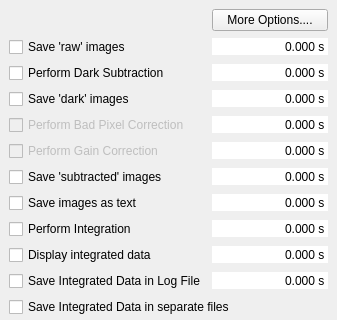
Qt form source/qxrdcorrectiondialog.ui (guyjennings/qxrd) before a commit; both pictures show x 0 to 337 and y 0 to 320 of the 337 by 495 pixel window.
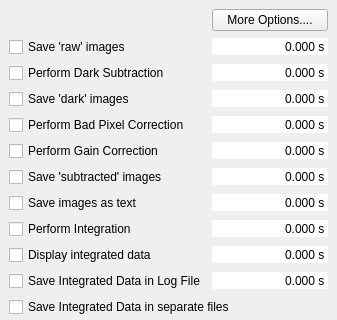
The same form after that commit.

Commit message: Added user interface and implementation of gain correction (flat field correction)

Patch:
```diff
--- a/source/qxrdcorrectiondialog.ui
+++ b/source/qxrdcorrectiondialog.ui
@@ -120,7 +120,7 @@
     <item row="4" column="0">
      <widget class="QCheckBox" name="m_PerformBadPixels">
       <property name="enabled">
-       <bool>false</bool>
+       <bool>true</bool>
       </property>
       <property name="toolTip">
        <string>Do Bad Pixel Correction</string>
@@ -155,7 +155,7 @@
     <item row="5" column="0">
      <widget class="QCheckBox" name="m_PerformGainCorrection">
       <property name="enabled">
-       <bool>false</bool>
+       <bool>true</bool>
       </property>
       <property name="toolTip">
        <string>Perform gain correction</string>
```
The commit also changes 5 other files.
